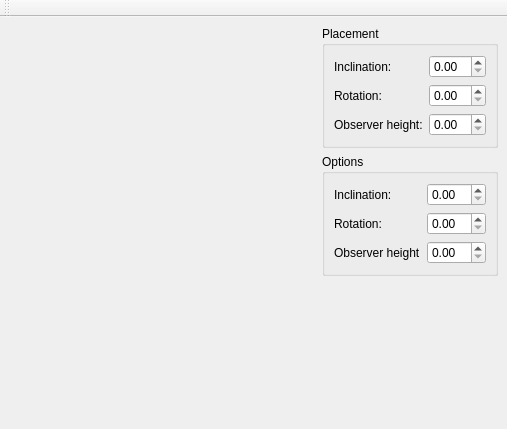
Before: the Qt Designer form src/cartonizermainwindow.ui in aportale/cartonizer, drawn with Qt 5.
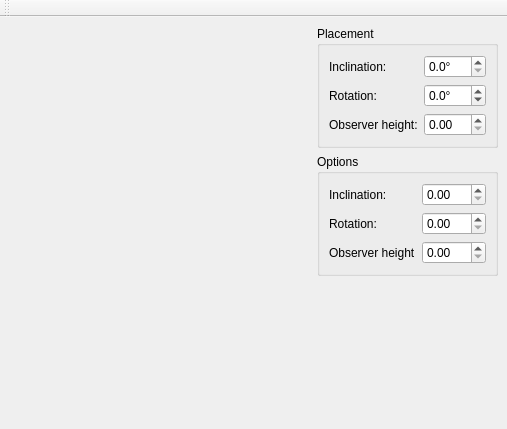
After: the same form once the commit is applied. Custom widgets are drawn as their Qt base class.

Commit message: Using degrees as rotation unit

```diff
--- a/src/cartonizermainwindow.ui
+++ b/src/cartonizermainwindow.ui
@@ -67,7 +67,23 @@
            </widget>
           </item>
           <item row="0" column="1" >
-           <widget class="QDoubleSpinBox" name="m_xRotationSpinBox" />
+           <widget class="QDoubleSpinBox" name="m_xRotationSpinBox" >
+            <property name="wrapping" >
+             <bool>false</bool>
+            </property>
+            <property name="suffix" >
+             <string>°</string>
+            </property>
+            <property name="decimals" >
+             <number>1</number>
+            </property>
+            <property name="minimum" >
+             <double>0.000000000000000</double>
+            </property>
+            <property name="maximum" >
+             <double>45.000000000000000</double>
+            </property>
+           </widget>
           </item>
           <item row="1" column="0" >
            <widget class="QLabel" name="label_2" >
@@ -77,7 +93,20 @@
            </widget>
           </item>
           <item row="1" column="1" >
-           <widget class="QDoubleSpinBox" name="m_yRotationSpinBox" />
+           <widget class="QDoubleSpinBox" name="m_yRotationSpinBox" >
+            <property name="wrapping" >
+             <bool>true</bool>
+            </property>
+            <property name="suffix" >
+             <string>°</string>
+            </property>
+            <property name="decimals" >
+             <number>1</number>
+            </property>
+            <property name="maximum" >
+             <double>360.000000000000000</double>
+            </property>
+           </widget>
           </item>
           <item row="2" column="0" >
            <widget class="QLabel" name="label_3" >
```
Left out of the diff: 1 changed line with no effect on the pictures. The commit also changes 2 other files.
